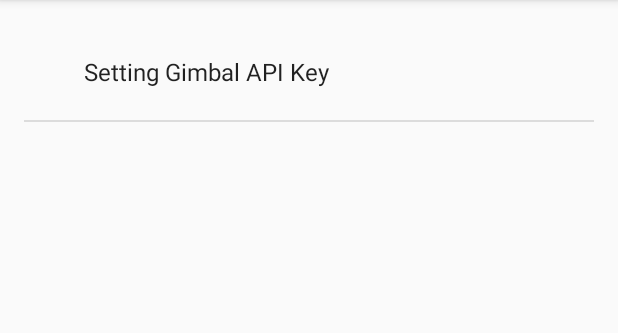
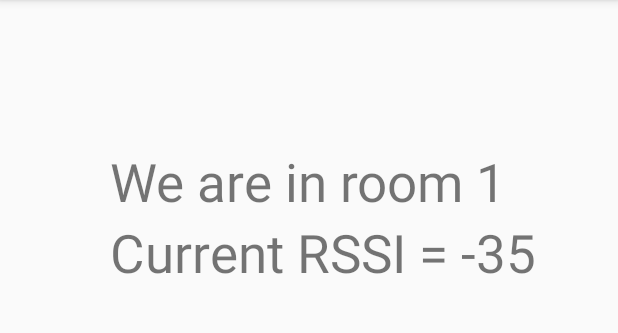
Before and after one commit to zzhengz/BeaconSightingBasic, an Android app: the screen it shows after launch (MainActivity), on a phone screen of 412 x 824 dp, the part 84-417 px from its top. Run offline under Robolectric (Android 15) with nearby library versions, the phone set to English and light mode, and no system bars; 5 statements that could not run were skipped.

Commit message:
Update GUI

```diff
--- a/app/src/main/java/com/gimbal/hello_gimbal_android/MainActivity.java
+++ b/app/src/main/java/com/gimbal/hello_gimbal_android/MainActivity.java
@@ -3,7 +3,9 @@ package com.gimbal.hello_gimbal_android;
 import android.support.v7.app.ActionBarActivity;
 import android.os.Bundle;
 import android.widget.ArrayAdapter;
+import android.widget.EditText;
 import android.widget.ListView;
+import android.widget.TextView;
 
 import com.gimbal.android.CommunicationManager;
 import com.gimbal.android.Gimbal;
@@ -18,22 +20,18 @@ public class MainActivity extends ActionBarActivity {
 
     //private PlaceManager placeManager;
     //private PlaceEventListener placeEventListener;
-    private ArrayAdapter<String> listAdapter;
-    private ListView listView;
+
     private BeaconEventListener beaconEventListener;
     private BeaconManager beaconManager;
+    private TextView mainText1;
+    private TextView mainText2;
 
     @Override
     protected void onCreate(Bundle savedInstanceState) {
         super.onCreate(savedInstanceState);
         setContentView(R.layout.activity_main);
-
-        listAdapter = new ArrayAdapter<String>(this, android.R.layout.simple_expandable_list_item_1);
-        listView = (ListView) findViewById(R.id.list);
-        listView.setAdapter(listAdapter);
-
-        listAdapter.add("Setting Gimbal API Key");
-        listAdapter.notifyDataSetChanged();
+        mainText1=(TextView) findViewById(R.id.editText);
+        mainText2=(TextView) findViewById(R.id.editText2);
         Gimbal.setApiKey(this.getApplication(), "17ec8de5-fa08-47db-b399-cff8a44c64ac");
 /*
         placeEventListener = new PlaceEventListener() {
@@ -59,9 +57,9 @@ public class MainActivity extends ActionBarActivity {
         beaconEventListener = new BeaconEventListener(){
 
             public void onBeaconSighting(BeaconSighting sighting) {
+                mainText1.setText("We are in room 1");
+                mainText2.setText(String.format("current RSSI = %d", sighting.getRSSI()));
                 // This will be invoked upon beacon sighting
-                listAdapter.add(String.format("Sighting %s", sighting.getBeacon().getName()));
-                listAdapter.notifyDataSetChanged();
             }
             // add BeaconEventListener method here
         };
--- a/app/src/main/res/layout/activity_main.xml
+++ b/app/src/main/res/layout/activity_main.xml
@@ -5,11 +5,23 @@
     android:paddingTop="@dimen/activity_vertical_margin"
     android:paddingBottom="@dimen/activity_vertical_margin" tools:context=".MainActivity">
 
-    <ListView
-        android:layout_width="fill_parent"
-        android:layout_height="fill_parent"
-        android:id="@+id/list"
-        android:layout_centerVertical="true"
-        android:layout_alignParentStart="true" />
 
+    <TextView
+        android:layout_width="wrap_content"
+        android:layout_height="wrap_content"
+        android:id="@+id/editText"
+        android:layout_alignParentTop="true"
+        android:layout_centerHorizontal="true"
+        android:layout_marginTop="81dp"
+        android:text="We are in room 1"
+        android:textSize="35dp" />
+
+    <TextView
+        android:layout_width="wrap_content"
+        android:layout_height="wrap_content"
+        android:id="@+id/editText2"
+        android:text="Current RSSI = -35"
+        android:textSize="35dp"
+        android:layout_below="@+id/editText"
+        android:layout_alignStart="@+id/editText" />
 </RelativeLayout>
```
Also changed, not shown: 1 other file.
